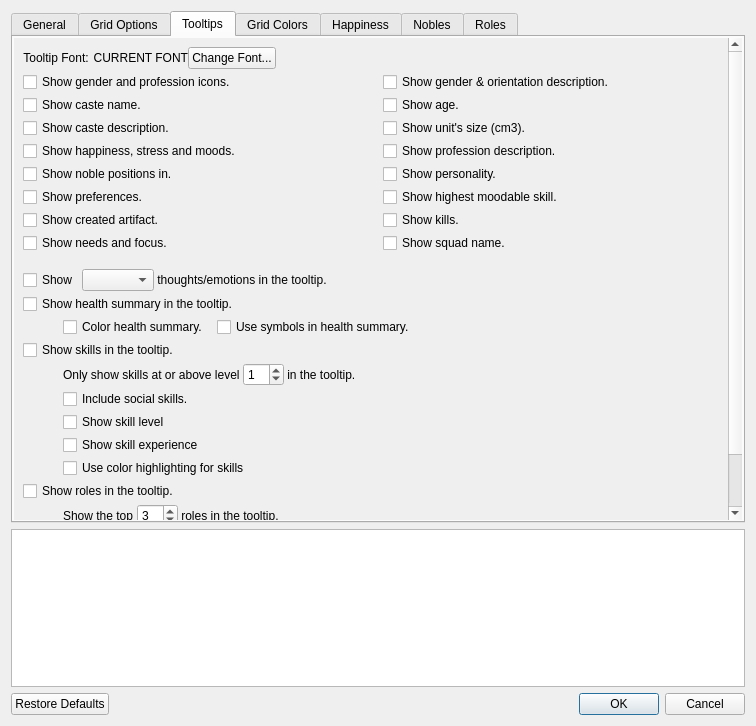
Before: the Qt Designer form src/optionsmenu.ui in Dwarf-Therapist/Dwarf-Therapist, drawn with Qt 5.
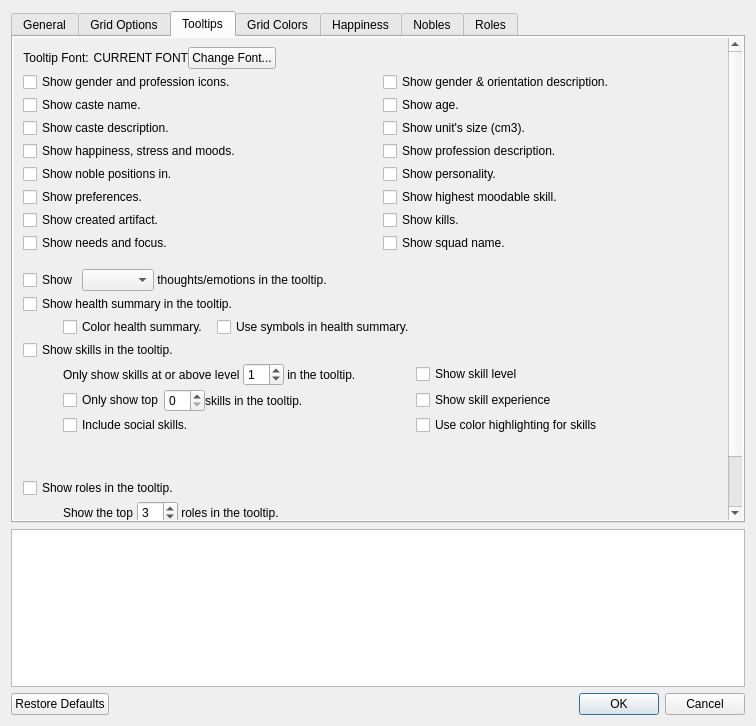
After: the same form once the commit is applied. The open tabs and pages were chosen to show the change. Icons and pictures are not drawn.

Commit message: Add top skill only option for tooltip

```diff
--- a/src/optionsmenu.ui
+++ b/src/optionsmenu.ui
@@ -1718,15 +1718,35 @@
                 </spacer>
                </item>
                <item>
-                <widget class="QCheckBox" name="chk_show_social_skills">
-                 <property name="statusTip">
-                  <string>When checked, includes conversational skills ( ?? ) in the tooltip's skill list.</string>
+                <widget class="QCheckBox" name="chk_tooltip_top_skills">
+                 <property name="text">
+                  <string>Only show top</string>
                  </property>
+                </widget>
+               </item>
+               <item>
+                <widget class="QSpinBox" name="sb_tooltip_top_skills"/>
+               </item>
+               <item>
+                <widget class="QLabel" name="lbl_tooltip_top_skills">
                  <property name="text">
-                  <string>Include social skills.</string>
+                  <string>skills in the tooltip.</string>
                  </property>
                 </widget>
                </item>
+               <item>
+                <spacer name="horizontalSpacer_20">
+                 <property name="orientation">
+                  <enum>Qt::Horizontal</enum>
+                 </property>
+                 <property name="sizeHint" stdset="0">
+                  <size>
+                   <width>40</width>
+                   <height>20</height>
+                  </size>
+                 </property>
+                </spacer>
+               </item>
               </layout>
              </item>
              <item row="10" column="0">
@@ -1995,7 +2015,7 @@
                 </spacer>
                </item>
                <item>
-                <widget class="QCheckBox" name="chk_show_skills_level">
+                <widget class="QCheckBox" name="chk_show_social_skills">
                  <property name="statusTip">
                   <string>When checked, shows skill level in the tooltip.</string>
                  </property>
@@ -2003,7 +2023,7 @@
                   <string>When checked, shows skill level in the tooltip.</string>
                  </property>
                  <property name="text">
-                  <string>Show skill level</string>
+                  <string>Include social skills.</string>
                  </property>
                 </widget>
                </item>
@@ -2027,19 +2047,6 @@
                  </property>
                 </spacer>
                </item>
-               <item>
-                <widget class="QCheckBox" name="chk_show_skills_exp_summary">
-                 <property name="statusTip">
-                  <string>When checked, shows skill experience value in the tooltip.</string>
-                 </property>
-                 <property name="whatsThis">
-                  <string>When checked, shows skill experience value in the tooltip.</string>
-                 </property>
-                 <property name="text">
-                  <string>Show skill experience</string>
-                 </property>
-                </widget>
-               </item>
               </layout>
              </item>
              <item row="8" column="0">
@@ -2060,21 +2067,47 @@
                  </property>
                 </spacer>
                </item>
-               <item>
-                <widget class="QCheckBox" name="chk_show_skills_use_color">
-                 <property name="statusTip">
-                  <string>When checked, highlights rusted skills in the tooltip.</string>
-                 </property>
-                 <property name="whatsThis">
-                  <string>When checked, highlights rusted skills in the tooltip.</string>
-                 </property>
-                 <property name="text">
-                  <string>Use color highlighting for skills</string>
-                 </property>
-                </widget>
-               </item>
               </layout>
              </item>
+             <item row="4" column="1">
+              <widget class="QCheckBox" name="chk_show_skills_level">
+               <property name="statusTip">
+                <string>When checked, shows skill level in the tooltip.</string>
+               </property>
+               <property name="whatsThis">
+                <string>When checked, shows skill level in the tooltip.</string>
+               </property>
+               <property name="text">
+                <string>Show skill level</string>
+               </property>
+              </widget>
+             </item>
+             <item row="5" column="1">
+              <widget class="QCheckBox" name="chk_show_skills_exp_summary">
+               <property name="statusTip">
+                <string>When checked, shows skill experience value in the tooltip.</string>
+               </property>
+               <property name="whatsThis">
+                <string>When checked, shows skill experience value in the tooltip.</string>
+               </property>
+               <property name="text">
+                <string>Show skill experience</string>
+               </property>
+              </widget>
+             </item>
+             <item row="6" column="1">
+              <widget class="QCheckBox" name="chk_show_skills_use_color">
+               <property name="statusTip">
+                <string>When checked, highlights rusted skills in the tooltip.</string>
+               </property>
+               <property name="whatsThis">
+                <string>When checked, highlights rusted skills in the tooltip.</string>
+               </property>
+               <property name="text">
+                <string>Use color highlighting for skills</string>
+               </property>
+              </widget>
+             </item>
             </layout>
            </item>
           </layout>
```
Left out of the diff: 295 changed lines with no effect on the pictures. The commit also changes 2 other files.
